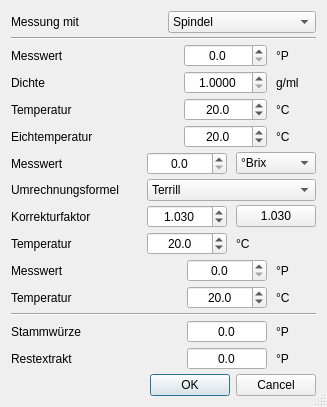
Before: the Qt Designer form kleiner-brauhelfer/dialogs/dlgrestextrakt.ui in kleiner-brauhelfer/kleiner-brauhelfer-2, drawn with Qt 5.
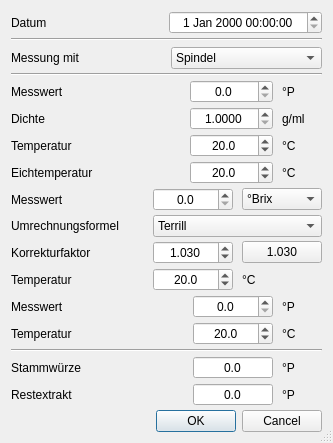
After: the same form once the commit is applied. Custom widgets are drawn as their Qt base class.

Patch:
```diff
--- a/kleiner-brauhelfer/dialogs/dlgrestextrakt.ui
+++ b/kleiner-brauhelfer/dialogs/dlgrestextrakt.ui
@@ -6,8 +6,8 @@
    <rect>
     <x>0</x>
     <y>0</y>
-    <width>327</width>
-    <height>407</height>
+    <width>333</width>
+    <height>443</height>
    </rect>
   </property>
   <property name="windowTitle">
@@ -23,6 +23,52 @@
    <property name="spacing">
     <number>4</number>
    </property>
+   <item>
+    <widget class="QWidget" name="wdgDatum" native="true">
+     <layout class="QVBoxLayout" name="verticalLayout_3">
+      <property name="spacing">
+       <number>4</number>
+      </property>
+      <property name="leftMargin">
+       <number>0</number>
+      </property>
+      <property name="topMargin">
+       <number>0</number>
+      </property>
+      <property name="rightMargin">
+       <number>0</number>
+      </property>
+      <property name="bottomMargin">
+       <number>0</number>
+      </property>
+      <item>
+       <layout class="QHBoxLayout" name="horizontalLayout_2">
+        <item>
+         <widget class="QLabel" name="label_9">
+          <property name="text">
+           <string>Datum</string>
+          </property>
+         </widget>
+        </item>
+        <item>
+         <widget class="DateTimeEdit" name="dtDatum">
+          <property name="alignment">
+           <set>Qt::AlignCenter</set>
+          </property>
+         </widget>
+        </item>
+       </layout>
+      </item>
+      <item>
+       <widget class="Line" name="line_3">
+        <property name="orientation">
+         <enum>Qt::Horizontal</enum>
+        </property>
+       </widget>
+      </item>
+     </layout>
+    </widget>
+   </item>
    <item>
     <layout class="QHBoxLayout" name="horizontalLayout_5">
      <property name="spacing">
@@ -780,6 +826,11 @@
    <extends>QComboBox</extends>
    <header>widgets/combobox.h</header>
   </customwidget>
+  <customwidget>
+   <class>DateTimeEdit</class>
+   <extends>QDateTimeEdit</extends>
+   <header>widgets/datetimeedit.h</header>
+  </customwidget>
  </customwidgets>
  <tabstops>
   <tabstop>tbSw</tabstop>
```
